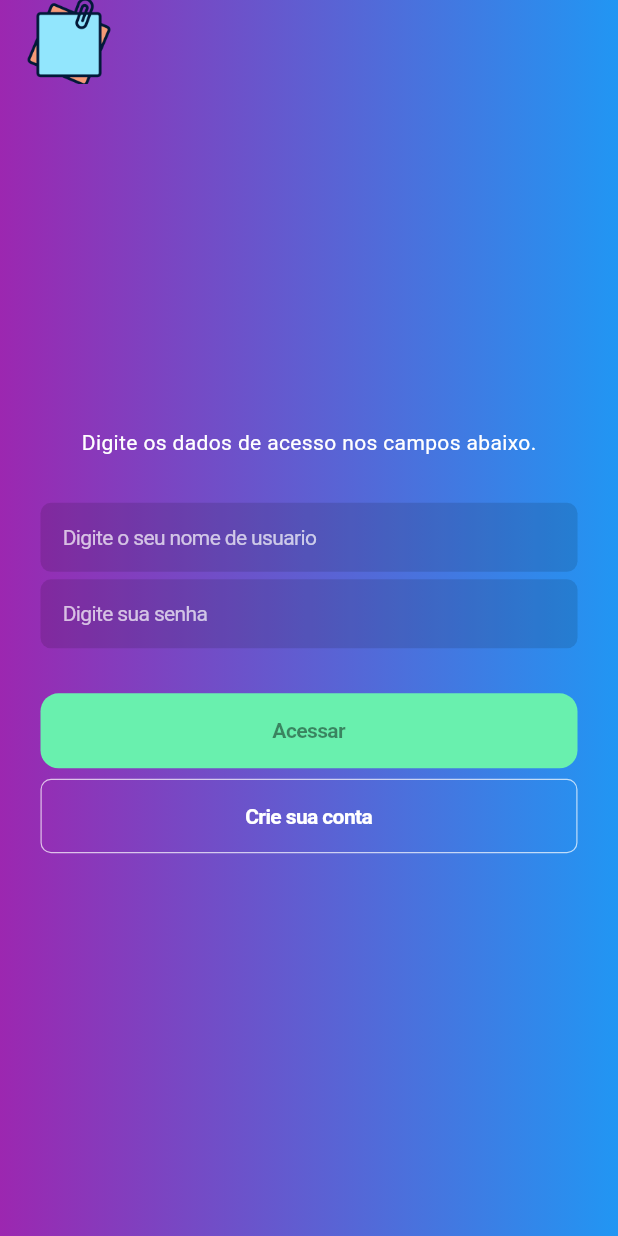
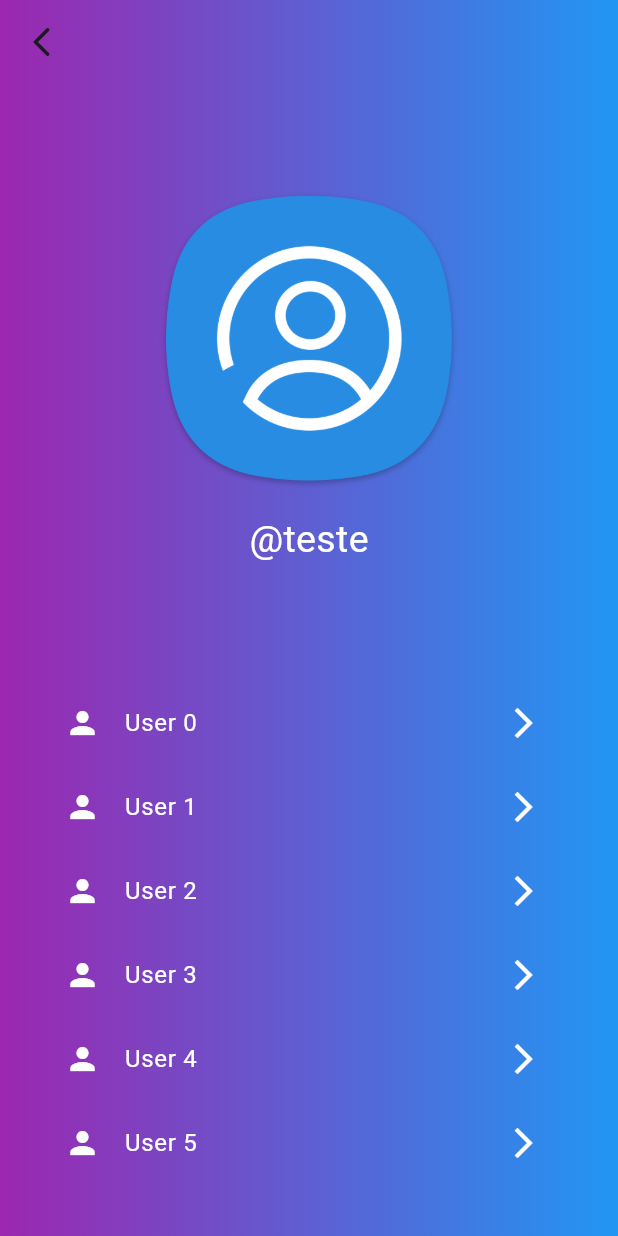
Before and after one commit to CauaCristian/App_Post_It, a Flutter app: the screen it shows after launch, on a phone screen of 412 x 824 dp. Run offline on Flutter 3.47's test engine with Material 3 defaults, Android fonts, the phone set to English and light mode, and no system bars.

Commit message:
att telas

```diff
--- a/app_post_it/lib/main.dart
+++ b/app_post_it/lib/main.dart
@@ -1,4 +1,6 @@
+import 'package:app_post_it/views/home.dart';
 import 'package:app_post_it/views/login.dart';
+import 'package:app_post_it/views/perfil.dart';
 import 'package:flutter/material.dart';
 
 void main() {
@@ -29,6 +31,6 @@ class MyHomePage extends StatefulWidget {
 class _MyHomePageState extends State<MyHomePage> {
   @override
   Widget build(BuildContext context) {
-    return LoginPage();
+    return PerfilPage();
   }
 }
--- a/app_post_it/lib/views/login.dart
+++ b/app_post_it/lib/views/login.dart
@@ -11,7 +11,7 @@ class LoginPage extends StatelessWidget {
       appBar: AppBar(
         title: Image.asset(
           "assets/logo.png",
-          width: 60,
+          width: 55,
         ),
         elevation: 0,
         backgroundColor: Colors.transparent,
--- a/app_post_it/lib/views/perfil.dart
+++ b/app_post_it/lib/views/perfil.dart
@@ -0,0 +1,69 @@
+import 'package:flutter/material.dart';
+
+class PerfilPage extends StatelessWidget {
+  const PerfilPage({super.key});
+
+  @override
+  Widget build(BuildContext context) {
+    return Scaffold(
+      extendBodyBehindAppBar: true,
+      appBar: AppBar(
+        leading: IconButton(
+            onPressed: () {}, icon: Icon(Icons.arrow_back_ios_rounded)),
+        elevation: 0,
+        backgroundColor: Colors.transparent,
+      ),
+      body: Container(
+        width: MediaQuery.of(context).size.width,
+        padding: const EdgeInsets.all(27),
+        decoration: const BoxDecoration(
+          gradient: LinearGradient(
+            colors: [
+              Colors.purple,
+              Colors.blue,
+            ],
+          ),
+        ),
+        child: Column(
+          children: [
+            const SizedBox(
+              height: 100,
+            ),
+            Image.asset(
+              "assets/perfil.png",
+              width: 200,
+            ),
+            const SizedBox(
+              height: 15,
+            ),
+            Text(
+              "@teste",
+              style: TextStyle(color: Colors.white, fontSize: 25),
+            ),
+            const SizedBox(
+              height: 20,
+            ),
+            Container(
+              height: 400,
+              child: ListView.builder(
+                itemCount: 20,
+                itemBuilder: (context, index) {
+                  return ListTile(
+                    title: Text(
+                      'User $index',
+                      style: TextStyle(color: Colors.white),
+                    ),
+                    leading: Icon(Icons.person, color: Colors.white),
+                    trailing:
+                        Icon(Icons.arrow_forward_ios, color: Colors.white),
+                    onTap: () {},
+                  );
+                },
+              ),
+            ),
+          ],
+        ),
+      ),
+    );
+  }
+}
--- a/app_post_it/pubspec.yaml
+++ b/app_post_it/pubspec.yaml
@@ -61,6 +61,7 @@ flutter:
   # To add assets to your application, add an assets section, like this:
   assets:
     - assets/logo.png
+    - assets/perfil.png
 
   # An image asset can refer to one or more resolution-specific "variants", see
   # https://flutter.dev/to/resolution-aware-images
```
Also changed, not shown: app_post_it/lib/views/home.dart (+90 -0 lines), app_post_it/assets/perfil.png (added).
